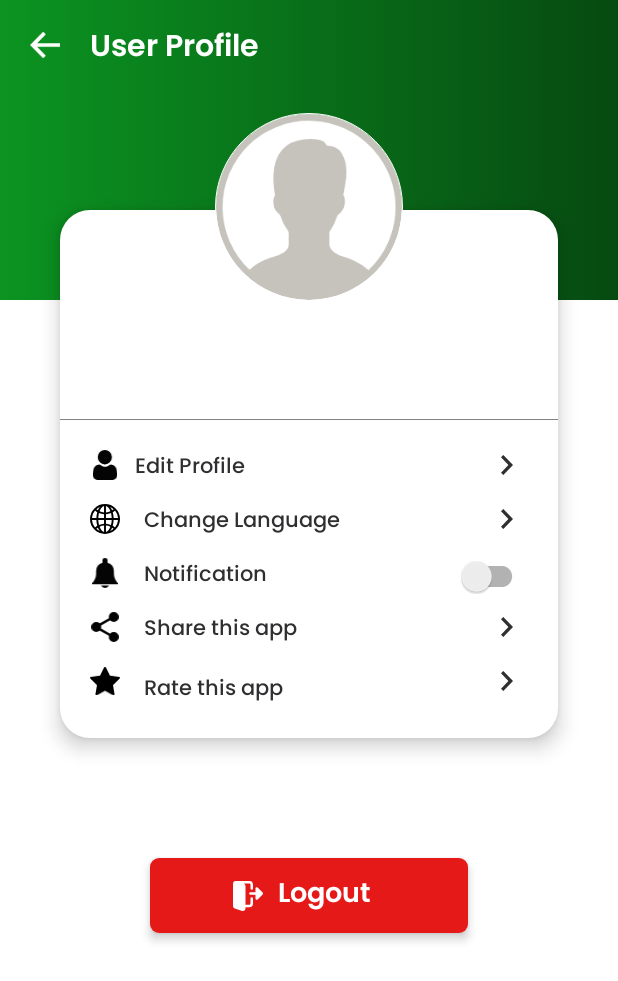
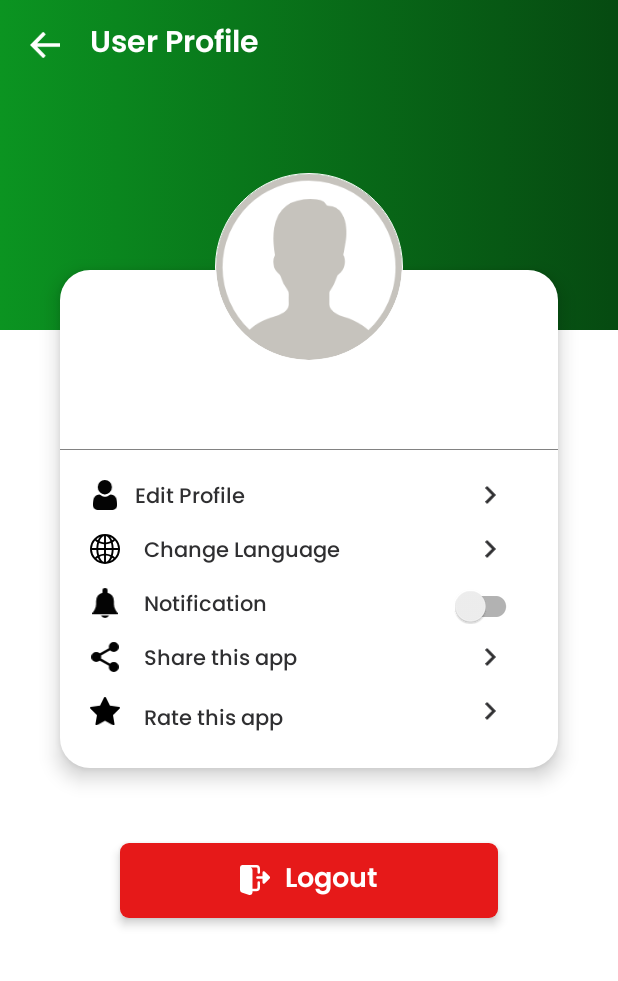
Before and after one commit to Projects-HST/HSTAndroid8, an Android app: the UserProfileActivity screen opened directly, with no data from a screen before it, on a phone screen of 412 x 824 dp. Shown: the top 981 px of the screen. Run offline under Robolectric (Android 15) with nearby library versions, the phone set to English and light mode, and no system bars; our stand-ins replace CircleImageView, Picasso, Volley; pictures from the network do not load.

Commit message:
Minesh Commit

```diff
--- a/app/src/main/java/com/hst/ops/activity/UserProfileActivity.java
+++ b/app/src/main/java/com/hst/ops/activity/UserProfileActivity.java
@@ -47,7 +47,7 @@ public class UserProfileActivity extends AppCompatActivity implements View.OnCli
         super.onCreate(savedInstanceState);
         setContentView(R.layout.activity_user_profile);
 
-        back = (ImageView)findViewById(R.id.img_back);
+        back = (ImageView)findViewById(R.id.back);
         profileImage = (ImageView)findViewById(R.id.profileImage);
         profileName = (TextView)findViewById(R.id.userName);
         pushNotification = (SwitchCompat)findViewById(R.id.notify);
@@ -55,6 +55,7 @@ public class UserProfileActivity extends AppCompatActivity implements View.OnCli
         langClick = (ImageView)findViewById(R.id.langClick);
         shareClick = (ImageView)findViewById(R.id.shareClick);
         rateClick = (ImageView)findViewById(R.id.rateClick);
+
 
         back.setOnClickListener(this);
         profileClick.setOnClickListener(this);
@@ -119,10 +120,12 @@ public class UserProfileActivity extends AppCompatActivity implements View.OnCli
         if (v == back) {
             Intent homeIntent = new Intent(this, MainActivity.class);
             startActivity(homeIntent);
+            finish();
         }
         if (v == profileClick) {
             Intent proIntent = new Intent(this, ProfileActivity.class);
             startActivity(proIntent);
+            finish();
         }
         if (v == langClick) {
 
--- a/app/src/main/res/layout/activity_login.xml
+++ b/app/src/main/res/layout/activity_login.xml
@@ -73,6 +73,7 @@
                 android:layout_height="wrap_content"
                 android:layout_marginTop="20dp"
                 android:layout_marginHorizontal="20dp"
+                app:hintTextColor="@color/text_grey"
                 app:boxStrokeColor="@color/otp_box_stroke">
 
                 <EditText
@@ -83,8 +84,7 @@
                     android:hint="@string/log_num"
                     android:inputType="number"
                     android:maxLength="13"
-                    android:textColorHint="@color/text_grey"
-                    android:textColor="@color/text_grey"/>
+                    android:maxLines="1" />
 
             </com.google.android.material.textfield.TextInputLayout>
 
--- a/app/src/main/res/layout/activity_user_profile.xml
+++ b/app/src/main/res/layout/activity_user_profile.xml
@@ -7,23 +7,19 @@
     tools:context=".activity.UserProfileActivity">
 
     <RelativeLayout
-        android:id="@+id/toolLayout"
+        android:id="@+id/backLay"
         android:layout_width="match_parent"
-        android:layout_height="200dp"
+        android:layout_height="60dp"
         android:background="@drawable/graadient_background">
 
-        <RelativeLayout
-            android:layout_width="match_parent"
-            android:layout_height="wrap_content">
-
         <androidx.appcompat.widget.Toolbar
-                android:id="@+id/toolView"
+            android:id="@+id/tool_bar"
             android:layout_width="match_parent"
             android:layout_height="60dp"
-                android:minHeight="?android:attr/actionBarSize"/>
+            android:minHeight="?android:attr/actionBarSize" />
 
         <ImageView
-                android:id="@+id/img_back"
+            android:id="@+id/back"
             android:layout_width="60dp"
             android:layout_height="60dp"
             android:padding="20dp"
@@ -33,26 +29,33 @@
             android:id="@+id/userPage"
             android:layout_width="match_parent"
             android:layout_height="65dp"
-                android:layout_toEndOf="@id/img_back"
+            android:layout_toEndOf="@id/back"
+            android:fontFamily="@font/semi_bold"
             android:gravity="center|start"
-                android:fontFamily="@font/semi_bold"
             android:text="@string/user_pg_title"
             android:textColor="@color/white"
-                android:textSize="20sp"/>
+            android:textSize="20sp" />
 
     </RelativeLayout>
 
-    </RelativeLayout>
+    <RelativeLayout
+        android:layout_width="match_parent"
+        android:layout_height="160dp"
+        android:background="@drawable/graadient_background"
+        android:layout_below="@id/backLay"/>
 
     <ScrollView
+        android:id="@+id/scroll"
         android:layout_width="match_parent"
         android:layout_height="match_parent"
+        android:layout_below="@id/backLay"
         android:scrollbars="vertical">
 
         <RelativeLayout
             android:id="@+id/profile"
             android:layout_width="match_parent"
-            android:layout_height="wrap_content">
+            android:layout_height="wrap_content"
+            android:layout_marginTop="-20dp">
 
             <com.hst.ops.customview.CircleImageView
                 android:id="@+id/profileImage"
@@ -78,7 +81,7 @@
                     android:id="@+id/userName"
                     android:layout_width="match_parent"
                     android:layout_height="wrap_content"
-                    android:layout_marginTop="100dp"
+                    android:layout_marginTop="80dp"
                     android:gravity="center"
                     android:text="@string/user_name"
                     android:textColor="@color/profile_txt" />
@@ -95,8 +98,8 @@
                     android:layout_width="match_parent"
                     android:layout_height="wrap_content"
                     android:layout_below="@id/view"
+                    android:layout_marginStart="20dp"
                     android:layout_marginTop="20dp"
-                    android:layout_marginStart="20dp"
                     android:layout_marginEnd="20dp"
                     android:layout_marginBottom="20dp">
 
@@ -122,12 +125,12 @@
 
                     <ImageView
                         android:id="@+id/proClick"
-                        android:layout_width="wrap_content"
-                        android:layout_height="wrap_content"
-                        android:layout_alignParentEnd="true"
-                        android:layout_marginEnd="10dp"
+                        android:layout_width="50dp"
+                        android:layout_height="50dp"
                         android:layout_alignTop="@id/user"
                         android:layout_alignBottom="@id/user"
+                        android:layout_alignParentEnd="true"
+                        android:padding="4dp"
                         android:src="@drawable/ic_right_arrow" />
 
                     <ImageView
@@ -142,12 +145,12 @@
                         android:id="@+id/img_title_2"
                         android:layout_width="wrap_content"
                         android:layout_height="wrap_content"
-                        android:gravity="center"
                         android:layout_below="@id/user"
                         android:layout_marginStart="16dp"
                         android:layout_marginTop="16dp"
                         android:layout_toEndOf="@id/user"
                         android:fontFamily="@font/medium"
+                        android:gravity="center"
                         android:text="@string/set_title_2"
                         android:textAllCaps="false"
                         android:textColor="@color/profile_txt"
@@ -155,12 +158,12 @@
 
                     <ImageView
                         android:id="@+id/langClick"
-                        android:layout_width="wrap_content"
-                        android:layout_height="wrap_content"
-                        android:layout_alignParentEnd="true"
-                        android:layout_marginEnd="10dp"
+                        android:layout_width="50dp"
+                        android:layout_height="50dp"
                         android:layout_alignTop="@id/lang"
                         android:layout_alignBottom="@id/lang"
+                        android:layout_alignParentEnd="true"
+                        android:padding="4dp"
                         android:src="@drawable/ic_right_arrow" />
 
                     <ImageView
@@ -175,12 +178,12 @@
                         android:id="@+id/img_title_3"
                         android:layout_width="wrap_content"
                         android:layout_height="wrap_content"
-                        android:gravity="center"
                         android:layout_below="@id/lang"
                         android:layout_marginStart="16dp"
                         android:layout_marginTop="16dp"
                         android:layout_toEndOf="@id/user"
                         android:fontFamily="@font/medium"
+                        android:gravity="center"
                         android:text="@string/set_title_3"
                         android:textAllCaps="false"
                         android:textColor="@color/profile_txt"
@@ -188,12 +191,13 @@
 
                     <androidx.appcompat.widget.SwitchCompat
                         android:id="@+id/notify"
-                        android:layout_width="match_parent"
-                        android:layout_height="match_parent"
+                        android:layout_width="60dp"
+                        android:layout_height="50dp"
                         android:layout_below="@id/img_title_2"
                         android:layout_alignTop="@id/img_title_3"
                         android:layout_alignBottom="@id/img_title_3"
                         android:layout_alignParentEnd="true"
+                        android:padding="4dp"
                         android:gravity="center" />
 
                     <ImageView
@@ -208,12 +212,12 @@
                         android:id="@+id/img_title_4"
                         android:layout_width="wrap_content"
                         android:layout_height="wrap_content"
-                        android:gravity="center"
                         android:layout_below="@id/notification"
                         android:layout_marginStart="16dp"
                         android:layout_marginTop="16dp"
                         android:layout_toEndOf="@id/user"
                         android:fontFamily="@font/medium"
+                        android:gravity="center"
                         android:text="@string/set_title_4"
                         android:textAllCaps="false"
                         android:textColor="@color/profile_txt"
@@ -221,12 +225,12 @@
 
                     <ImageView
                         android:id="@+id/shareClick"
-                        android:layout_width="wrap_content"
-                        android:layout_height="wrap_content"
-                        android:layout_alignParentEnd="true"
-                        android:layout_marginEnd="10dp"
+                        android:layout_width="50dp"
+                        android:layout_height="50dp"
                         android:layout_alignTop="@id/share"
                         android:layout_alignBottom="@id/share"
+                        android:layout_alignParentEnd="true"
+                        android:padding="4dp"
                         android:src="@drawable/ic_right_arrow" />
 
                     <ImageView
@@ -254,12 +258,12 @@
 
                     <ImageView
                         android:id="@+id/rateClick"
-                        android:layout_width="wrap_content"
-                        android:layout_height="wrap_content"
-                        android:layout_alignParentEnd="true"
-                        android:layout_marginEnd="10dp"
+                        android:layout_width="50dp"
+                        android:layout_height="50dp"
                         android:layout_alignTop="@id/rate"
                         android:layout_alignBottom="@id/rate"
+                        android:layout_alignParentEnd="true"
+                        android:padding="4dp"
                         android:src="@drawable/ic_right_arrow" />
 
                 </RelativeLayout>
@@ -271,10 +275,10 @@
                 android:layout_width="match_parent"
                 android:layout_height="50dp"
                 android:layout_below="@id/lay"
-                android:layout_centerInParent="true"
-                android:layout_marginHorizontal="100dp"
-                android:layout_marginTop="80dp"
-                android:layout_marginBottom="40dp"
+                android:gravity="center"
+                android:layout_marginHorizontal="80dp"
+                android:layout_marginTop="50dp"
+                android:layout_marginBottom="50dp"
                 android:background="@drawable/btn_log"
                 android:elevation="4dp">
 
@@ -282,18 +286,18 @@
                     android:id="@+id/imgLog"
                     android:layout_width="wrap_content"
                     android:layout_height="wrap_content"
-                    android:layout_marginStart="55dp"
-                    android:src="@drawable/ic_logout"
-                    android:layout_marginTop="15dp"/>
+                    android:layout_centerInParent="true"
+                    android:src="@drawable/ic_logout" />
 
                 <TextView
                     android:id="@+id/txtLog"
                     android:layout_width="wrap_content"
                     android:layout_height="wrap_content"
+                    android:layout_centerInParent="true"
+                    android:layout_marginStart="10dp"
                     android:layout_toEndOf="@id/imgLog"
-                    android:layout_marginStart="10dp"
-                    android:layout_centerInParent="true"
                     android:fontFamily="@font/semi_bold"
+                    android:maxLines="1"
                     android:text="@string/logOut"
                     android:textColor="@color/white"
                     android:textSize="18sp" />
--- a/app/src/main/res/values/styles.xml
+++ b/app/src/main/res/values/styles.xml
@@ -20,8 +20,8 @@
 
     <style name="TextInputLayoutTheme" parent="Theme.MaterialComponents.Light.NoActionBar.Bridge">
         <item name="colorPrimary">@color/text_grey</item>
+        <item name="colorPrimaryDark">@color/text_grey</item>
+        <item name="colorAccent">@color/text_grey</item>
     </style>
 
-
-
 </resources>
```
Also changed, not shown: app/src/main/java/com/hst/ops/activity/LoginActivity.java (+71 -34 lines), app/src/main/java/com/hst/ops/activity/OTPActivity.java (+46 -11 lines), app/src/main/java/com/hst/ops/activity/ProfileActivity.java (+34 -6 lines), app/src/main/res/layout/activity_profile.xml (+54 -38 lines). Lines whose indentation alone changed are shown as unchanged.
